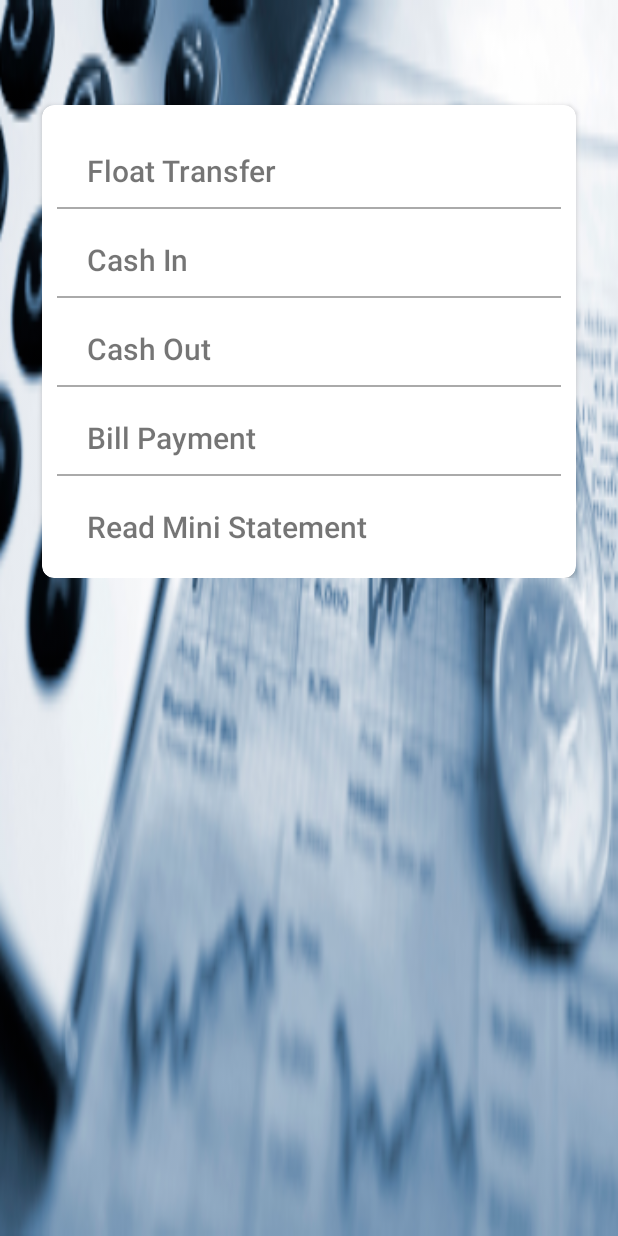
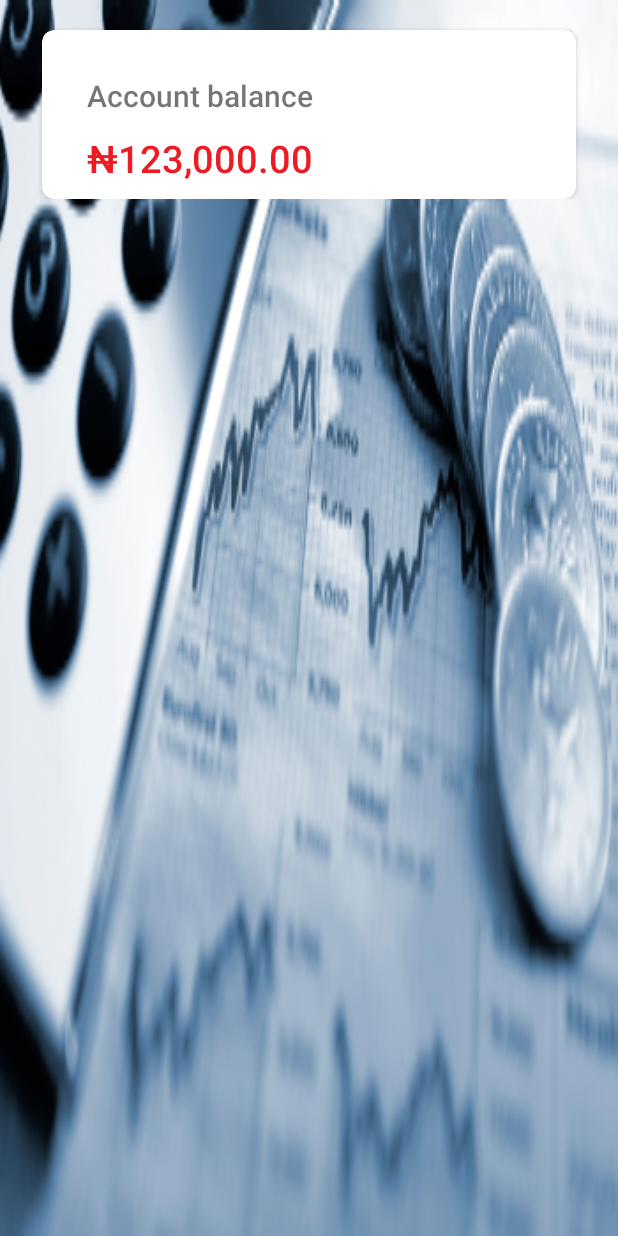
Before and after one commit to Swifta/mfisaApk, an Android app: the layout activity_home.xml on its own in the app's theme, with its tools: preview values and no code run, on a phone screen of 412 x 824 dp. Run offline under Robolectric (Android 15) with nearby library versions, the phone set to English and light mode, and no system bars.

```diff
--- a/app/src/main/res/layout/activity_home.xml
+++ b/app/src/main/res/layout/activity_home.xml
@@ -14,6 +14,21 @@
         android:orientation="vertical"
         android:paddingLeft="@dimen/activity_horizontal_padding"
         android:paddingRight="@dimen/activity_horizontal_padding">
+
+        <android.support.v7.widget.CardView
+            android:layout_width="match_parent"
+            android:layout_height="wrap_content"
+            android:layout_marginLeft="20dp"
+            android:layout_marginRight="20dp"
+            android:layout_marginTop="20dp"
+            app:cardBackgroundColor="@color/white"
+            app:cardCornerRadius="8dp">
+
+            <LinearLayout
+                android:layout_width="match_parent"
+                android:layout_height="wrap_content"
+                android:layout_margin="10dp"
+                android:orientation="vertical">
 
                 <TextView
                     android:id="@+id/transaction_title"
@@ -35,7 +50,6 @@
                     android:layout_marginTop="@dimen/ten_dp"
                     android:fontFamily="sans-serif-medium"
                     android:inputType="textCapWords"
-            android:textColor="@color/white"
                     android:textSize="@dimen/twenty_five_sp"
                     android:visibility="gone" />
 
@@ -45,7 +59,6 @@
                     android:layout_height="wrap_content"
                     android:layout_marginLeft="@dimen/twenty_dp"
                     android:fontFamily="sans-serif-medium"
-            android:textColor="@color/white"
                     android:textSize="@dimen/ten_sp"
                     android:visibility="gone" />
 
@@ -55,7 +68,6 @@
                     android:layout_height="wrap_content"
                     android:layout_marginLeft="@dimen/twenty_dp"
                     android:fontFamily="sans-serif-medium"
-            android:textColor="@color/white"
                     android:textSize="@dimen/ten_sp"
                     android:visibility="gone" />
 
@@ -69,99 +81,66 @@
                     android:textSize="@dimen/ten_sp"
                     android:visibility="gone" />
 
+                <TextView
+                    android:id="@+id/account_balance"
+                    android:layout_width="match_parent"
+                    android:layout_height="@dimen/btn_height"
+                    android:background="@drawable/white_button_selector"
+                    android:fontFamily="sans-serif-medium"
+                    android:paddingEnd="20dp"
+                    android:paddingLeft="20dp"
+                    android:paddingStart="20dp"
+                    android:paddingTop="20dp"
+                    android:text="@string/account_balance"
+                    android:textSize="20sp" />
+
+                <TextView
+                    android:layout_width="match_parent"
+                    android:layout_height="wrap_content"
+                    android:background="@drawable/white_button_selector"
+                    android:fontFamily="sans-serif-medium"
+                    android:paddingEnd="20dp"
+                    android:paddingLeft="20dp"
+                    android:paddingStart="20dp"
+                    android:text="@string/account_balance_value"
+                    android:textColor="@color/colorAccent"
+                    android:textSize="25sp" />
+            </LinearLayout>
+        </android.support.v7.widget.CardView>
+
         <android.support.v7.widget.CardView
-            android:layout_width="wrap_content"
+            android:id="@+id/last_five_cardview"
+            android:layout_width="match_parent"
             android:layout_height="wrap_content"
+            android:layout_marginBottom="20dp"
             android:layout_marginLeft="20dp"
             android:layout_marginRight="20dp"
-            android:layout_marginTop="70dp"
+            android:layout_marginTop="40dp"
+            android:visibility="gone"
+            app:cardBackgroundColor="@color/white"
             app:cardCornerRadius="8dp">
 
             <LinearLayout
+                android:id="@+id/container"
                 android:layout_width="match_parent"
                 android:layout_height="wrap_content"
                 android:layout_margin="10dp"
                 android:orientation="vertical">
 
                 <TextView
-                    android:id="@+id/float_transfer"
                     android:layout_width="match_parent"
                     android:layout_height="@dimen/btn_height"
                     android:background="@drawable/white_button_selector"
-                    android:clickable="true"
                     android:fontFamily="sans-serif-medium"
                     android:paddingEnd="20dp"
                     android:paddingLeft="20dp"
                     android:paddingStart="20dp"
                     android:paddingTop="20dp"
-                    android:text="@string/float_transfer"
-                    android:textSize="20sp" />
-
-                <View style="@style/Divider" />
-
-                <TextView
-                    android:id="@+id/cash_in"
-                    android:layout_width="match_parent"
-                    android:layout_height="@dimen/btn_height"
-                    android:background="@drawable/white_button_selector"
-                    android:clickable="true"
-                    android:fontFamily="sans-serif-medium"
-                    android:paddingEnd="20dp"
-                    android:paddingLeft="20dp"
-                    android:paddingStart="20dp"
-                    android:paddingTop="20dp"
-                    android:text="@string/cash_in"
-                    android:textSize="20sp" />
-
-                <View style="@style/Divider" />
-
-                <TextView
-                    android:id="@+id/withdrawal"
-                    android:layout_width="match_parent"
-                    android:layout_height="@dimen/btn_height"
-                    android:background="@drawable/white_button_selector"
-                    android:clickable="true"
-                    android:fontFamily="sans-serif-medium"
-                    android:paddingEnd="20dp"
-                    android:paddingLeft="20dp"
-                    android:paddingStart="20dp"
-                    android:paddingTop="20dp"
-                    android:text="@string/cash_out"
-                    android:textSize="20sp" />
-
-                <View style="@style/Divider" />
-
-                <TextView
-                    android:id="@+id/bill_payment"
-                    android:layout_width="match_parent"
-                    android:layout_height="@dimen/btn_height"
-                    android:background="@drawable/white_button_selector"
-                    android:clickable="true"
-                    android:fontFamily="sans-serif-medium"
-                    android:paddingEnd="20dp"
-                    android:paddingLeft="20dp"
-                    android:paddingStart="20dp"
-                    android:paddingTop="20dp"
-                    android:text="@string/bill_payment"
-                    android:textSize="20sp" />
-
-                <View style="@style/Divider" />
-
-                <TextView
-                    android:id="@+id/mini_statement"
-                    android:layout_width="match_parent"
-                    android:layout_height="@dimen/btn_height"
-                    android:background="@drawable/white_button_selector"
-                    android:clickable="true"
-                    android:fontFamily="sans-serif-medium"
-                    android:paddingEnd="20dp"
-                    android:paddingLeft="20dp"
-                    android:paddingStart="20dp"
-                    android:paddingTop="20dp"
-                    android:text="@string/read_mini_statement"
+                    android:text="@string/last_five_statements"
                     android:textSize="20sp" />
             </LinearLayout>
         </android.support.v7.widget.CardView>
+
     </LinearLayout>
 
 </ScrollView>
--- a/app/src/main/res/values/strings.xml
+++ b/app/src/main/res/values/strings.xml
@@ -106,6 +106,9 @@ Your new password is &#160;</string>
     <string name="service_firstname">First name</string>
     <string name="service_lastname">Last name</string>
     <string name="title_activity_main2">Main2Activity</string>
+    <string name="account_balance">Account balance</string>
+    <string name="account_balance_value">&#8358;123,000.00</string>
+    <string name="last_five_statements">Last 5 transactions</string>
 
     <string name="navigation_drawer_open">Open navigation drawer</string>
     <string name="navigation_drawer_close">Close navigation drawer</string>
```
Also changed, not shown: app/src/main/java/com/swifta/mats/HomeFragment.java (+76 -121 lines), 1 other file. Lines whose indentation alone changed are shown as unchanged.
